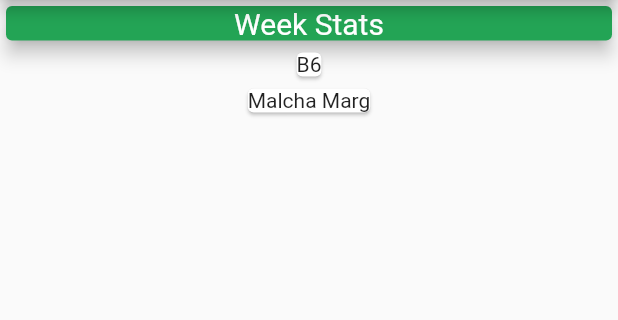
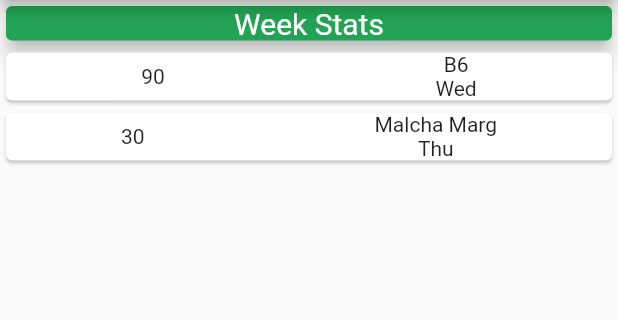
Before and after one commit to kkashiva/skate-session-tracker, a Flutter app: the screen it shows after launch, on a phone screen of 412 x 824 dp, the part 84-404 px from its top. Run offline on Flutter 3.47's test engine with Material 2 defaults, Android fonts, the light colour scheme and no system bars.

Commit message:
added intl package for DateFormat.E()

```diff
--- a/lib/main.dart
+++ b/lib/main.dart
@@ -1,4 +1,5 @@
 import 'package:flutter/material.dart';
+import 'package:intl/intl.dart';
 import './session.dart';
 
 main() {
@@ -53,7 +54,27 @@
             ),
             Column(
               children: sessions.map((s) {
-                return Card(child: Text(s.location));
+                return Card(
+                  child: Container(
+                    child: Row(
+                      children: <Widget>[
+                        Container(
+                          child: Text(s.sessionDuration().toString()),
+                          decoration: BoxDecoration(),
+                        ),
+                        Column(
+                          children: [
+                            Text(s.location),
+                            Text(DateFormat.E().format(s.start)),
+                          ],
+                        ),
+                      ],
+                      crossAxisAlignment: CrossAxisAlignment.center,
+                      mainAxisAlignment: MainAxisAlignment.spaceAround,
+                    ),
+                    width: double.infinity,
+                  ),
+                );
               }).toList(),
             )
           ],
--- a/lib/session.dart
+++ b/lib/session.dart
@@ -10,8 +10,8 @@ class Session {
       required this.location,
       required this.start,
       required this.end});
-  Duration sessionDuration() {
+  int sessionDuration() {
     var sessionDuration = end.difference(start);
-    return sessionDuration;
+    return sessionDuration.inMinutes;
   }
 }
--- a/pubspec.yaml
+++ b/pubspec.yaml
@@ -34,6 +34,7 @@ dependencies:
   # The following adds the Cupertino Icons font to your application.
   # Use with the CupertinoIcons class for iOS style icons.
   cupertino_icons: ^1.0.2
+  intl: ^0.17.0
 
 dev_dependencies:
   flutter_test:
```
Also changed, not shown: pubspec.lock.
